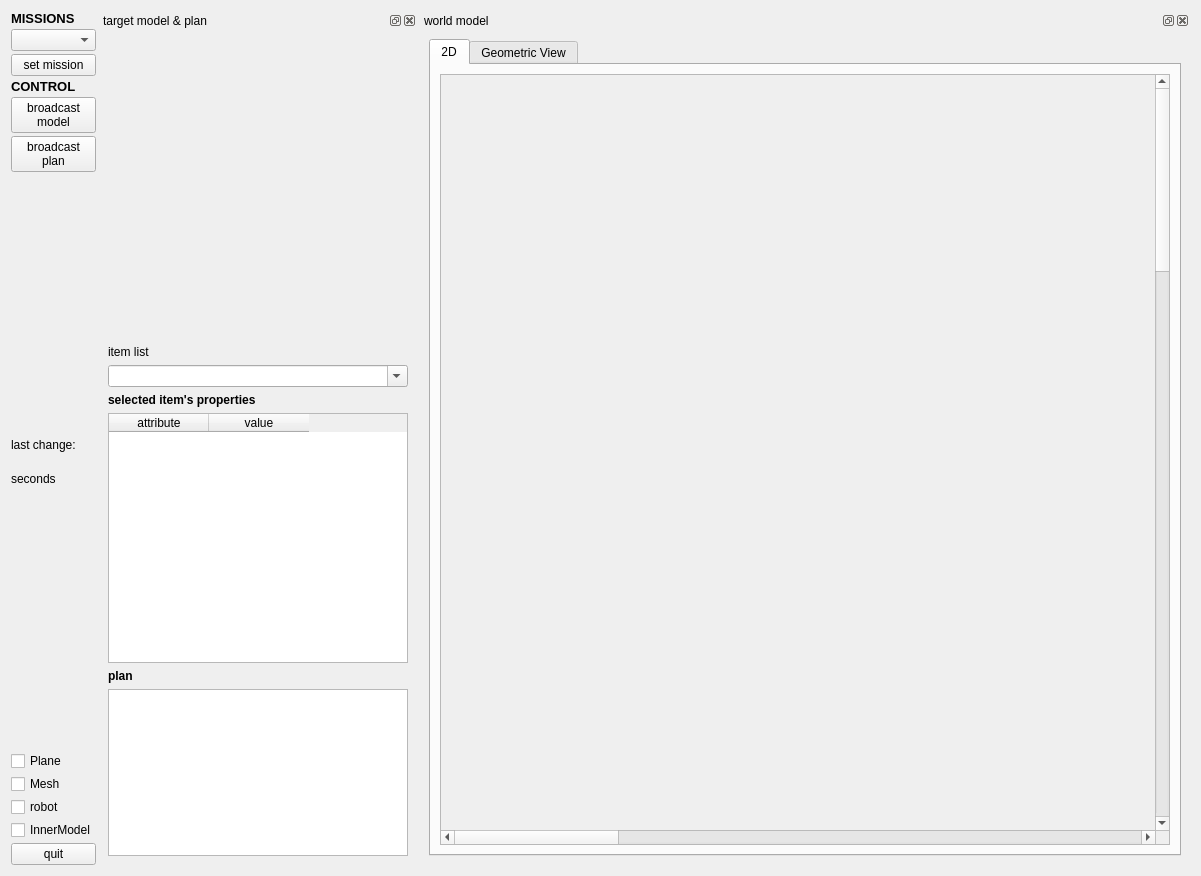
Above: tools/agmmission/src/mainUI.ui from rahulkatiyar19955/AGM before the change. Below: the same form after it.
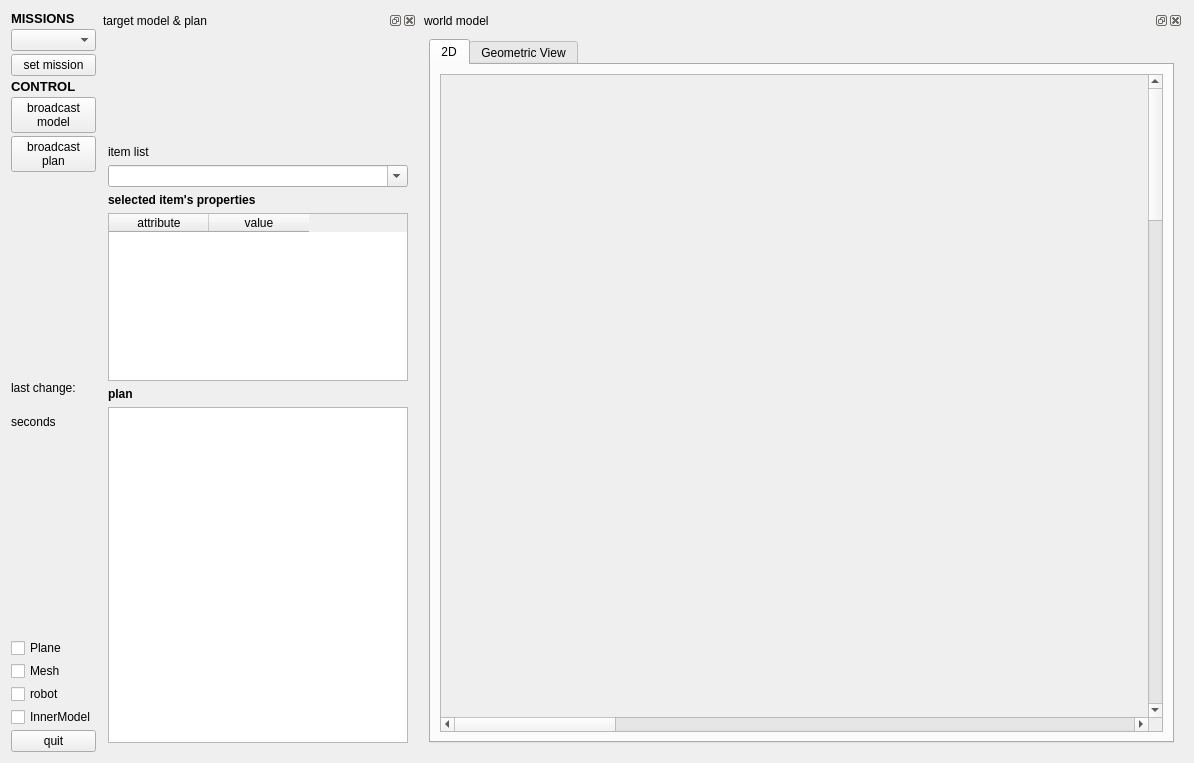
That is the form after the change.

The edit to the form file:
```diff
--- a/tools/agmmission/src/mainUI.ui
+++ b/tools/agmmission/src/mainUI.ui
@@ -6,8 +6,8 @@
    <rect>
     <x>0</x>
     <y>0</y>
-    <width>1201</width>
-    <height>876</height>
+    <width>1194</width>
+    <height>761</height>
    </rect>
   </property>
   <property name="windowTitle">
@@ -194,7 +194,7 @@
            <property name="minimumSize">
             <size>
              <width>300</width>
-             <height>300</height>
+             <height>100</height>
             </size>
            </property>
            <property name="maximumSize">
@@ -255,7 +255,7 @@
            <property name="minimumSize">
             <size>
              <width>300</width>
-             <height>250</height>
+             <height>100</height>
             </size>
            </property>
            <property name="maximumSize">
@@ -370,6 +370,12 @@
                  <verstretch>0</verstretch>
                 </sizepolicy>
                </property>
+               <property name="maximumSize">
+                <size>
+                 <width>900</width>
+                 <height>900</height>
+                </size>
+               </property>
                <property name="verticalScrollBarPolicy">
                 <enum>Qt::ScrollBarAsNeeded</enum>
                </property>
@@ -399,8 +405,8 @@
                 </property>
                 <property name="minimumSize">
                  <size>
-                  <width>3000</width>
-                  <height>3000</height>
+                  <width>500</width>
+                  <height>500</height>
                  </size>
                 </property>
                </widget>
```
